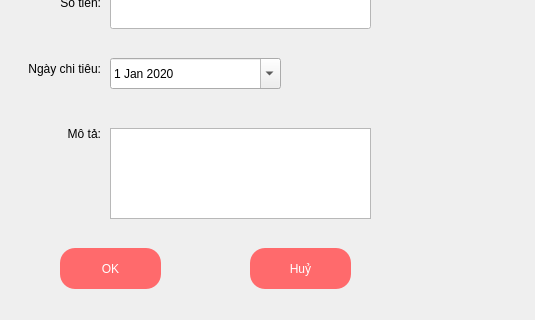
derektruong/ExpenseManagement, file QuanLyChiTieu/chitieu.ui: the form before one commit; both pictures show x 130 to 665 and y 222 to 542 of the 665 by 542 pixel window.
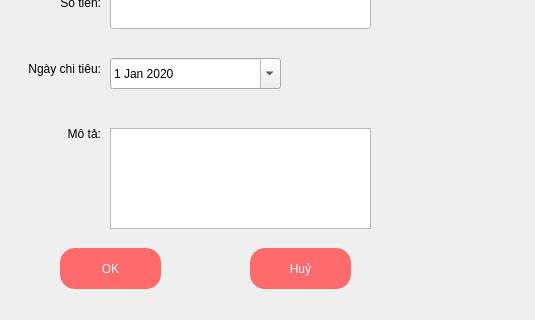
The form after the commit.

The edit to the form file:
```diff
--- a/QuanLyChiTieu/chitieu.ui
+++ b/QuanLyChiTieu/chitieu.ui
@@ -97,9 +97,12 @@
      <x>240</x>
      <y>350</y>
      <width>261</width>
-     <height>91</height>
+     <height>101</height>
     </rect>
    </property>
+   <property name="styleSheet">
+    <string notr="true">font: 16pt &quot;Segoe UI&quot;;</string>
+   </property>
   </widget>
   <widget class="QLabel" name="label_ThemChiTieu">
    <property name="geometry">
```
